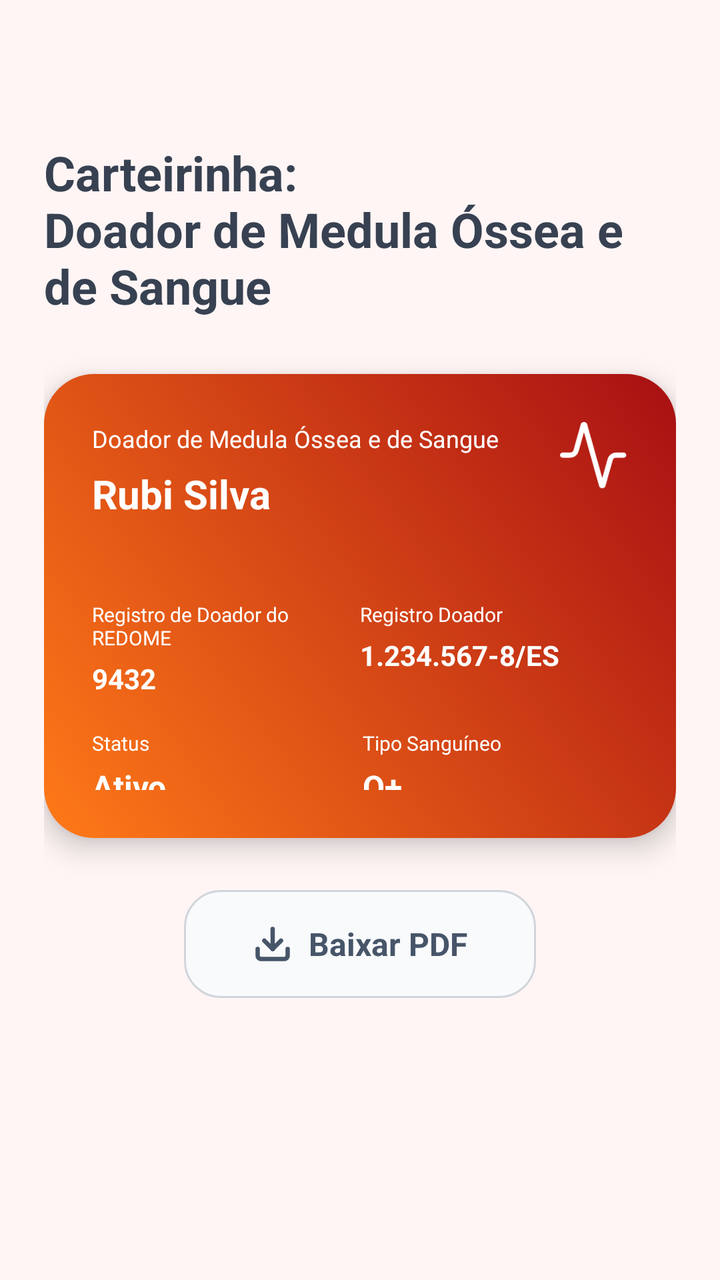
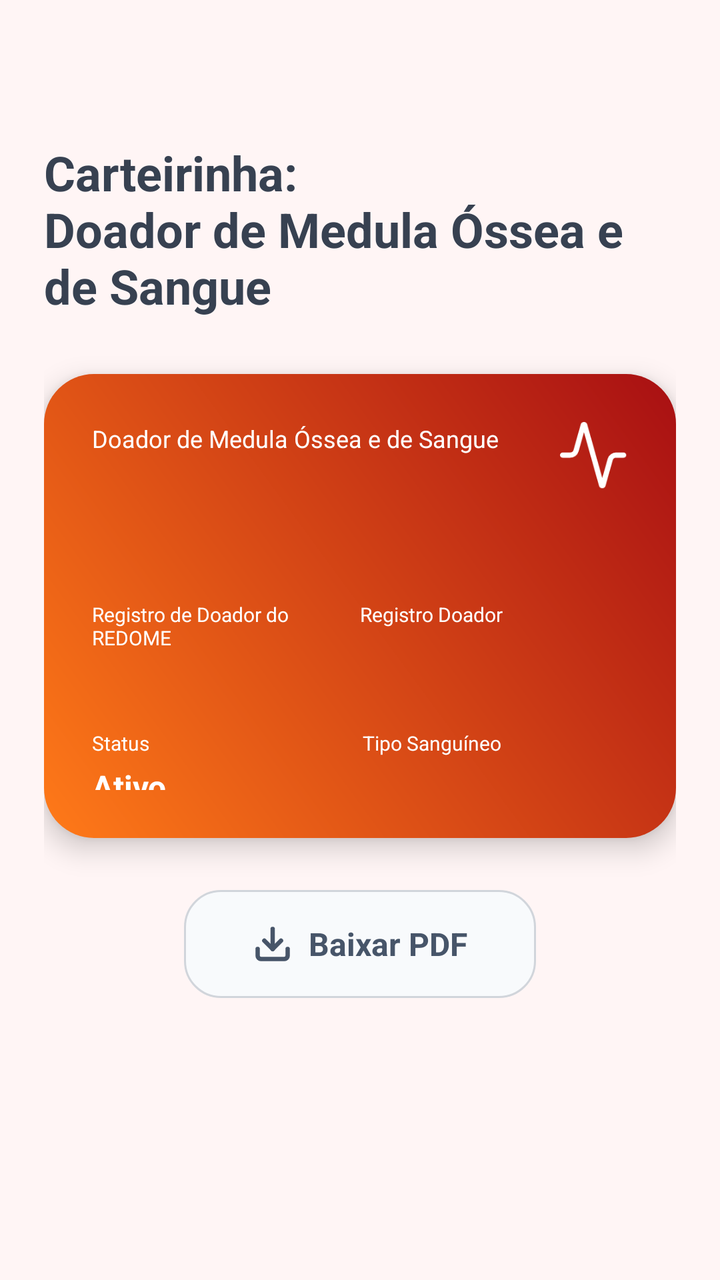

The first picture is an Android layout as it rendered before a commit; the second is the same layout after the commit. The layout source and the unified diff follow.
<!-- AndroidManifest.xml: application theme Theme.Hemo_Conecta -->
<!-- res/layout/fragment_carteirinha_ambos.xml -->
<?xml version="1.0" encoding="utf-8"?>
<androidx.constraintlayout.widget.ConstraintLayout
    xmlns:android="http://schemas.android.com/apk/res/android"
    xmlns:app="http://schemas.android.com/apk/res-auto"
    android:layout_width="match_parent"
    android:layout_height="match_parent"
    android:background="@color/background">

    <ScrollView
        android:layout_width="0dp"
        android:layout_height="match_parent"
        app:layout_constraintTop_toTopOf="parent"
        app:layout_constraintBottom_toTopOf="parent"
        app:layout_constraintStart_toStartOf="parent"
        app:layout_constraintEnd_toEndOf="parent">

        <LinearLayout
            android:layout_width="match_parent"
            android:layout_height="wrap_content"
            android:orientation="vertical"
            android:paddingStart="22dp"
            android:paddingTop="70dp"
            android:paddingEnd="22dp">

            
            <LinearLayout
                android:layout_width="match_parent"
                android:layout_height="wrap_content"
                android:gravity="center_vertical"
                android:orientation="horizontal"
                android:layout_marginBottom="28dp">

                <TextView
                    android:layout_width="wrap_content"
                    android:layout_height="wrap_content"
                    android:text="@string/title_carteirinha_medula_sangue"
                    android:textColor="@color/text_title"
                    android:textSize="24sp"
                    android:textStyle="bold" />

            </LinearLayout>

            
            <LinearLayout
                android:id="@+id/cardCarteirinha"
                android:layout_width="match_parent"
                android:layout_height="232dp"
                android:background="@drawable/bg_card_yellow_red_gradient"
                android:elevation="8dp"
                android:orientation="vertical"
                android:padding="24dp"
                >

                
                <LinearLayout
                    android:layout_width="match_parent"
                    android:layout_height="wrap_content"
                    android:orientation="horizontal"
                    android:layout_marginBottom="40dp">

                    <LinearLayout
                        android:layout_width="0dp"
                        android:layout_height="wrap_content"
                        android:layout_weight="1"
                        android:orientation="vertical">

                        <TextView
                            android:layout_width="wrap_content"
                            android:layout_height="wrap_content"
                            android:text="@string/doador_medula_sangue"
                            android:textColor="@color/white"
                            android:textSize="12sp" />

                        <TextView
                            android:id="@+id/nomeUsuario"
                            android:layout_width="wrap_content"
                            android:layout_height="wrap_content"
                            android:layout_marginTop="6dp"
                            android:text="@string/nome_doador"
                            android:textColor="@color/white"
                            android:textSize="20sp"
                            android:textStyle="bold" />

                    </LinearLayout>

                    <ImageView
                        android:layout_width="34dp"
                        android:layout_height="34dp"
                        android:src="@drawable/ic_heartbeat"
                        app:tint="@color/white" />

                </LinearLayout>

                
                <LinearLayout
                    android:layout_width="match_parent"
                    android:layout_height="wrap_content"
                    android:orientation="horizontal">

                    
                    <LinearLayout
                        android:layout_width="0dp"
                        android:layout_height="wrap_content"
                        android:layout_weight="1"
                        android:orientation="vertical">

                        <TextView
                            android:layout_width="wrap_content"
                            android:layout_height="wrap_content"
                            android:text="@string/registro_redome"
                            android:textColor="@color/white"
                            android:textSize="10sp" />

                        <TextView
                            android:id="@+id/tv_rr_valor"
                            android:layout_width="wrap_content"
                            android:layout_height="wrap_content"
                            android:layout_marginTop="4dp"
                            android:text="@string/numero_redome"
                            android:textColor="@color/white"
                            android:textSize="14sp"
                            android:textStyle="bold" />
                    </LinearLayout>

                    
                    <LinearLayout
                        android:layout_width="0dp"
                        android:layout_height="wrap_content"
                        android:layout_weight="1"
                        android:orientation="vertical">

                        <TextView
                            android:layout_width="wrap_content"
                            android:layout_height="wrap_content"
                            android:text="@string/registro_doador"
                            android:textColor="@color/white"
                            android:textSize="10sp" />

                        <TextView
                            android:id="@+id/tv_rd_valor"
                            android:layout_width="wrap_content"
                            android:layout_height="wrap_content"
                            android:layout_marginTop="4dp"
                            android:text="@string/rd_doador"
                            android:textColor="@color/white"
                            android:textSize="14sp"
                            android:textStyle="bold" />
                    </LinearLayout>

                </LinearLayout>

                
                <LinearLayout
                    android:layout_width="match_parent"
                    android:layout_height="wrap_content"
                    android:layout_marginTop="16dp"
                    android:orientation="horizontal">

                    
                    <LinearLayout
                        android:layout_width="wrap_content"
                        android:layout_height="wrap_content"
                        android:layout_weight="1"
                        android:orientation="vertical">

                        <TextView
                            android:layout_width="wrap_content"
                            android:layout_height="wrap_content"
                            android:text="@string/status"
                            android:textColor="@color/white"
                            android:textSize="10sp" />

                        <TextView
                            android:id="@+id/tv_status"
                            android:layout_width="wrap_content"
                            android:layout_height="wrap_content"
                            android:layout_marginTop="4dp"
                            android:text="@string/status_doador"
                            android:textColor="@color/white"
                            android:textSize="16sp"
                            android:textStyle="bold" />

                    </LinearLayout>

                    
                    <LinearLayout
                        android:layout_width="wrap_content"
                        android:layout_height="wrap_content"
                        android:layout_weight="1"
                        android:layout_marginStart="35dp"
                        android:orientation="vertical">

                        <TextView
                            android:layout_width="wrap_content"
                            android:layout_height="wrap_content"
                            android:text="@string/tipo_sanguineo"
                            android:textColor="@color/white"
                            android:textSize="10sp" />

                        <TextView
                            android:id="@+id/tvTipoSanguineo"
                            android:layout_width="wrap_content"
                            android:layout_height="wrap_content"
                            android:layout_marginTop="4dp"
                            android:text="@string/sangue_doador"
                            android:textColor="@color/white"
                            android:textSize="16sp"
                            android:textStyle="bold" />

                    </LinearLayout>




                </LinearLayout>

            </LinearLayout>

            
            <LinearLayout
                android:id="@+id/btnBaixarPdf"
                android:layout_width="176dp"
                android:layout_height="54dp"
                android:layout_gravity="center"
                android:layout_marginTop="26dp"
                android:background="@drawable/bg_button_pdf"
                android:gravity="center"
                android:orientation="horizontal">

                <ImageView
                    android:layout_width="20dp"
                    android:layout_height="20dp"
                    android:layout_marginEnd="8dp"
                    android:src="@drawable/ic_download"
                    app:tint="@color/text_button" />

                <TextView
                    android:layout_width="wrap_content"
                    android:layout_height="wrap_content"
                    android:text="@string/baixar_pdf"
                    android:textColor="@color/text_button"
                    android:textSize="16sp"
                    android:textStyle="bold" />
            </LinearLayout>
        </LinearLayout>
    </ScrollView>
</androidx.constraintlayout.widget.ConstraintLayout>
<!-- resources referenced by this layout -->
<resources>
  <color name="background">#FFF5F5</color>
  <color name="text_button">#475569</color>
  <color name="text_title">#374151</color>
  <color name="white">#FFFFFF</color>
  <!-- drawable bg_button_pdf (drawable) -->
  <?xml version="1.0" encoding="utf-8"?>
  <shape xmlns:android="http://schemas.android.com/apk/res/android">
  
      <solid android:color="@color/button_background"/>
  
      <corners android:radius="18dp"/>
  
      <stroke
          android:width="1dp"
          android:color="@color/button_border"/>
  
  </shape>
  <!-- drawable bg_card_yellow_red_gradient (drawable) -->
  <?xml version="1.0" encoding="utf-8"?>
  <shape xmlns:android="http://schemas.android.com/apk/res/android"
      android:shape="rectangle">
      <gradient
          android:type="linear"
          android:angle="225"
          android:startColor="@color/card_red_start"
          android:endColor="@color/card_yellow_start" />
      <corners android:radius="25dp" />
  </shape>
  <!-- drawable ic_download (drawable) -->
  <vector xmlns:android="http://schemas.android.com/apk/res/android"
      android:width="18dp"
      android:height="18dp"
      android:viewportWidth="18"
      android:viewportHeight="18">
    <path
        android:pathData="M9,11.25V2.25"
        android:strokeLineJoin="round"
        android:strokeWidth="2"
        android:fillColor="#00000000"
        android:strokeColor="#334155"
        android:strokeLineCap="round"/>
    <path
        android:pathData="M15.75,11.25V14.25C15.75,15.078 15.078,15.75 14.25,15.75H3.75C2.922,15.75 2.25,15.078 2.25,14.25V11.25"
        android:strokeLineJoin="round"
        android:strokeWidth="2"
        android:fillColor="#00000000"
        android:strokeColor="#334155"
        android:strokeLineCap="round"/>
    <path
        android:pathData="M5.25,7.5L9,11.25L12.75,7.5"
        android:strokeLineJoin="round"
        android:strokeWidth="2"
        android:fillColor="#00000000"
        android:strokeColor="#334155"
        android:strokeLineCap="round"/>
  </vector>
  <!-- drawable ic_heartbeat (drawable) -->
  <vector xmlns:android="http://schemas.android.com/apk/res/android"
      android:width="26dp"
      android:height="26dp"
      android:viewportWidth="26"
      android:viewportHeight="26">
    <path
        android:pathData="M24.33,12.665H21.437C20.389,12.663 19.469,13.359 19.186,14.368L16.444,24.12C16.408,24.244 16.294,24.33 16.164,24.33C16.035,24.33 15.921,24.244 15.884,24.12L9.445,1.21C9.409,1.086 9.295,1 9.165,1C9.036,1 8.922,1.086 8.886,1.21L6.144,10.962C5.863,11.967 4.948,12.662 3.905,12.665H1"
        android:strokeLineJoin="round"
        android:strokeWidth="2"
        android:fillColor="#00000000"
        android:strokeColor="#ffffff"
        android:strokeLineCap="round"/>
  </vector>
  <string name="baixar_pdf">Baixar PDF</string>
  <string name="doador_medula_sangue">Doador de Medula Óssea e de Sangue</string>
  <string name="nome_doador">Rubi Silva</string>
  <string name="numero_redome">9432</string>
  <string name="rd_doador">1.234.567-8/ES</string>
  <string name="registro_doador">Registro Doador</string>
  <string name="registro_redome">Registro de Doador do REDOME</string>
  <string name="sangue_doador">O+</string>
  <string name="status">Status</string>
  <string name="status_doador">Ativo</string>
  <string name="tipo_sanguineo">Tipo Sanguíneo</string>
  <string name="title_carteirinha_medula_sangue">Carteirinha:\nDoador de Medula Óssea e  de Sangue</string>
  <style name="Theme.Hemo_Conecta" parent="Base.Theme.Hemo_Conecta" />
  <color name="button_background">#F8FAFC</color>
  <color name="button_border">#D1D5DB</color>
  <color name="card_red_start">#A80F13</color>
  <color name="card_yellow_start">#FF7A18</color>
  <style name="Base.Theme.Hemo_Conecta" parent="Theme.Material3.DayNight.NoActionBar">
          
          
      </style>
</resources>

<!-- the commit's change to res/layout/fragment_carteirinha_ambos.xml (unified diff, before → after) -->
@@ -76,7 +76,7 @@
                             android:layout_width="wrap_content"
                             android:layout_height="wrap_content"
                             android:layout_marginTop="6dp"
-                            android:text="@string/nome_doador"
+                            android:text=""
                             android:textColor="@color/white"
                             android:textSize="20sp"
                             android:textStyle="bold" />
@@ -112,11 +112,11 @@
                             android:textSize="10sp" />
 
                         <TextView
-                            android:id="@+id/tv_rr_valor"
-                            android:layout_width="wrap_content"
-                            android:layout_height="wrap_content"
-                            android:layout_marginTop="4dp"
-                            android:text="@string/numero_redome"
+                            android:id="@+id/tvCadastroRedome"
+                            android:layout_width="wrap_content"
+                            android:layout_height="wrap_content"
+                            android:layout_marginTop="4dp"
+                            android:text=""
                             android:textColor="@color/white"
                             android:textSize="14sp"
                             android:textStyle="bold" />
@@ -137,11 +137,11 @@
                             android:textSize="10sp" />
 
                         <TextView
-                            android:id="@+id/tv_rd_valor"
-                            android:layout_width="wrap_content"
-                            android:layout_height="wrap_content"
-                            android:layout_marginTop="4dp"
-                            android:text="@string/rd_doador"
+                            android:id="@+id/tvCadastroHemoes"
+                            android:layout_width="wrap_content"
+                            android:layout_height="wrap_content"
+                            android:layout_marginTop="4dp"
+                            android:text=""
                             android:textColor="@color/white"
                             android:textSize="14sp"
                             android:textStyle="bold" />
@@ -202,7 +202,7 @@
                             android:layout_width="wrap_content"
                             android:layout_height="wrap_content"
                             android:layout_marginTop="4dp"
-                            android:text="@string/sangue_doador"
+                            android:text=""
                             android:textColor="@color/white"
                             android:textSize="16sp"
                             android:textStyle="bold" />
<!-- resource entries referenced after the edit -->
@@ -72,12 +72,8 @@
   </vector>
   <string name="baixar_pdf">Baixar PDF</string>
   <string name="doador_medula_sangue">Doador de Medula Óssea e de Sangue</string>
-  <string name="nome_doador">Rubi Silva</string>
-  <string name="numero_redome">9432</string>
-  <string name="rd_doador">1.234.567-8/ES</string>
   <string name="registro_doador">Registro Doador</string>
   <string name="registro_redome">Registro de Doador do REDOME</string>
-  <string name="sangue_doador">O+</string>
   <string name="status">Status</string>
   <string name="status_doador">Ativo</string>
   <string name="tipo_sanguineo">Tipo Sanguíneo</string>
